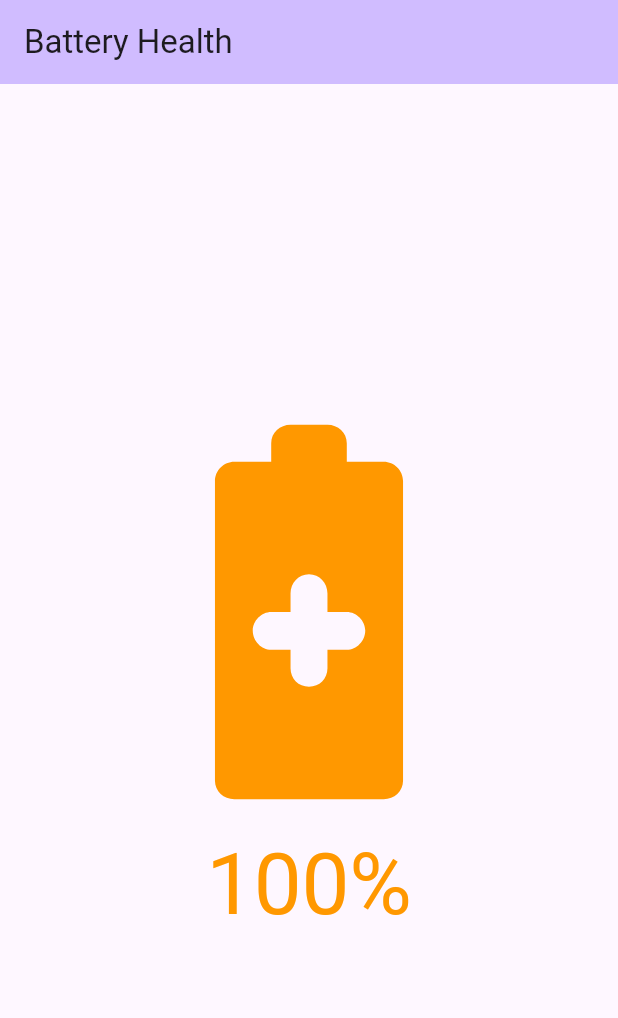
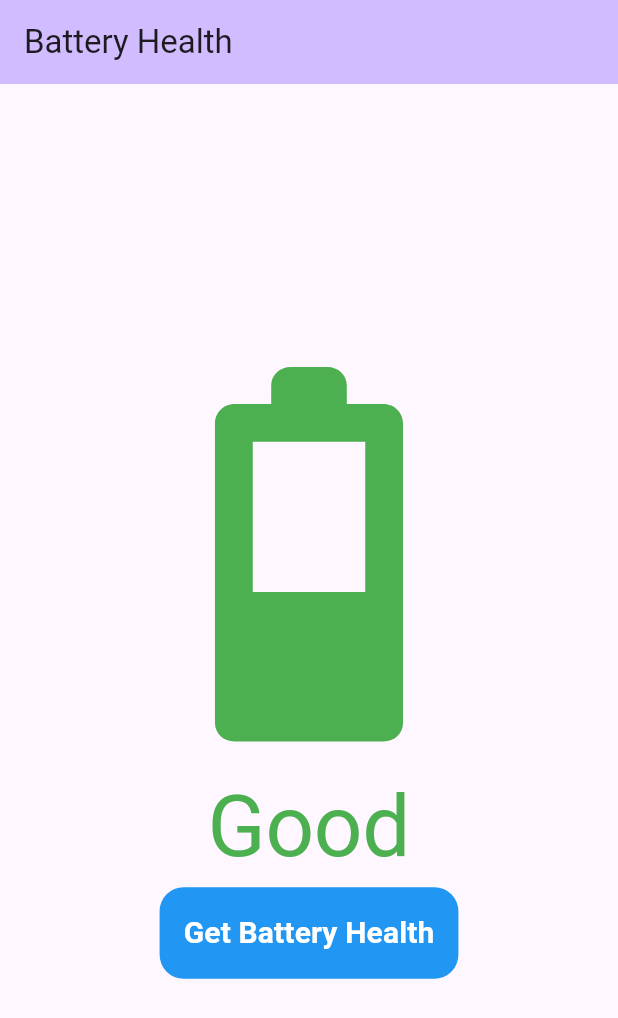
Before and after one commit to mozammal-bs23/flutter-method-channel_RnD, a Flutter app: the screen it shows after launch, on a phone screen of 412 x 824 dp. Shown: the top 1018 px of the screen. Run offline on Flutter 3.47's test engine with Material 3 defaults, Android fonts, the phone set to English and light mode, and no system bars; generated files the repository leaves out were written again.

Commit message:
feat: Added Android Method Call

```diff
--- a/lib/app/view/app.dart
+++ b/lib/app/view/app.dart
@@ -1,4 +1,4 @@
-import 'package:bettery_health/battery_heath/pages/battery_health_page.dart';
+import 'package:bettery_health/battery_heath/presentation/pages/battery_health_page.dart';
 import 'package:bettery_health/l10n/l10n.dart';
 import 'package:flutter/material.dart';
 
--- a/lib/battery_heath/pages/battery_health_page.dart
+++ /dev/null
@@ -1,68 +0,0 @@
-import 'package:bettery_health/battery_heath/value_notifier/battery_health_provider.dart';
-import 'package:flutter/material.dart';
-
-class BatteryHealthPage extends StatefulWidget {
-  const BatteryHealthPage({super.key});
-
-  @override
-  State<BatteryHealthPage> createState() => _BatteryHealthPageState();
-}
-
-class _BatteryHealthPageState extends State<BatteryHealthPage> {
-  @override
-  Widget build(BuildContext context) {
-    return Scaffold(
-      appBar: AppBar(
-        title: const Text('Battery Health'),
-      ),
-      body: Column(
-        mainAxisAlignment: MainAxisAlignment.center,
-        children: [
-          Center(
-            child: Icon(
-              _getIcon(batteryHealthProvider.value),
-              size: 300,
-              color: _getColor(batteryHealthProvider.value),
-            ),
-          ),
-          Text(
-            '100%',
-            style: Theme.of(context).textTheme.displayLarge?.copyWith(
-                  color: _getColor(batteryHealthProvider.value),
-                ),
-          ),
-        ],
-      ),
-    );
-  }
-
-  Color? _getColor(BatteryHealth batteryHealth) {
-    if (batteryHealth == BatteryHealth.emergency) {
-      return Colors.red;
-    } else if (batteryHealth == BatteryHealth.good ||
-        batteryHealth == BatteryHealth.full) {
-      return Colors.green;
-    } else if (batteryHealth == BatteryHealth.poor) {
-      return Colors.yellow;
-    } else if (batteryHealth == BatteryHealth.saver) {
-      return Colors.orange;
-    } else {
-      return null;
-    }
-  }
-
-  IconData _getIcon(BatteryHealth value) {
-    switch (value) {
-      case BatteryHealth.emergency:
-        return Icons.battery_0_bar_rounded;
-      case BatteryHealth.good:
-        return Icons.battery_3_bar_rounded;
-      case BatteryHealth.full:
-        return Icons.battery_full_rounded;
-      case BatteryHealth.poor:
-        return Icons.battery_2_bar_rounded;
-      case BatteryHealth.saver:
-        return Icons.battery_saver_rounded;
-    }
-  }
-}
--- /dev/null
+++ b/lib/battery_heath/presentation/pages/battery_health_page.dart
@@ -0,0 +1,139 @@
+import 'package:bettery_health/battery_heath/presentation/value_notifier/battery_health_provider.dart';
+import 'package:flutter/material.dart';
+import 'package:flutter/services.dart';
+
+class BatteryHealthPage extends StatefulWidget {
+  const BatteryHealthPage({super.key});
+
+  @override
+  State<BatteryHealthPage> createState() => _BatteryHealthPageState();
+}
+
+class _BatteryHealthPageState extends State<BatteryHealthPage> {
+  static const platform =
+      MethodChannel('com.example.verygoodcore.bettery_health/batteryHealth');
+
+  @override
+  Widget build(BuildContext context) {
+    return Scaffold(
+      appBar: AppBar(
+        title: const Text('Battery Health'),
+      ),
+      body: Column(
+        mainAxisAlignment: MainAxisAlignment.center,
+        children: [
+          Center(
+            child: Icon(
+              _getIcon(batteryHealthProvider.value),
+              size: 300,
+              color: _getColor(batteryHealthProvider.value),
+            ),
+          ),
+          Text(
+            _getText(batteryHealthProvider.value),
+            style: Theme.of(context).textTheme.displayLarge?.copyWith(
+                  color: _getColor(batteryHealthProvider.value),
+                ),
+          ),
+          TextButton(
+            onPressed: () async {
+              try {
+                final result = await platform.invokeMethod('getBatteryLevel');
+
+                if (result.runtimeType != double) {
+                  throw Exception(result);
+                }
+
+                final percentage = result as double;
+
+                _showSnackBar(
+                  context,
+                  'Battery level: $percentage%',
+                  Colors.green,
+                );
+
+                updateBatteryHealth(percentage);
+              } catch (e) {
+                final error = e as PlatformException;
+                _showSnackBar(context, error.message!, Colors.red);
+              }
+            },
+            child: Container(
+              decoration: BoxDecoration(
+                borderRadius: BorderRadius.circular(16),
+                color: Colors.blue,
+              ),
+              padding: const EdgeInsets.all(16),
+              child: const Text(
+                'Get Battery Health',
+                style: TextStyle(
+                  fontSize: 20,
+                  fontWeight: FontWeight.bold,
+                  color: Colors.white,
+                ),
+              ),
+            ),
+          ),
+        ],
+      ),
+    );
+  }
+
+  void _showSnackBar(BuildContext context, String e, Color color) {
+    ScaffoldMessenger.of(context).showSnackBar(
+      SnackBar(
+        content: Center(
+          child: Text(
+            e,
+            style: const TextStyle(
+              color: Colors.white,
+              fontSize: 30,
+            ),
+          ),
+        ),
+        backgroundColor: color,
+        behavior: SnackBarBehavior.floating,
+        showCloseIcon: true,
+      ),
+    );
+  }
+
+  Color? _getColor(BatteryHealth batteryHealth) {
+    if (batteryHealth == BatteryHealth.emergency) {
+      return Colors.red;
+    } else if (batteryHealth == BatteryHealth.good ||
+        batteryHealth == BatteryHealth.full) {
+      return Colors.green;
+    } else if (batteryHealth == BatteryHealth.poor) {
+      return Colors.yellow;
+    } else {
+      return null;
+    }
+  }
+
+  IconData _getIcon(BatteryHealth value) {
+    switch (value) {
+      case BatteryHealth.emergency:
+        return Icons.battery_0_bar_rounded;
+      case BatteryHealth.good:
+        return Icons.battery_3_bar_rounded;
+      case BatteryHealth.full:
+        return Icons.battery_full_rounded;
+      case BatteryHealth.poor:
+        return Icons.battery_2_bar_rounded;
+    }
+  }
+
+  String _getText(BatteryHealth value) {
+    switch (value) {
+      case BatteryHealth.emergency:
+        return 'Emergency';
+      case BatteryHealth.good:
+        return 'Good';
+      case BatteryHealth.full:
+        return 'Full';
+      case BatteryHealth.poor:
+        return 'Poor';
+    }
+  }
+}
--- /dev/null
+++ b/lib/battery_heath/presentation/value_notifier/battery_health_provider.dart
@@ -0,0 +1,24 @@
+import 'package:flutter/material.dart';
+
+enum BatteryHealth {
+  emergency,
+  poor,
+  good,
+  full,
+}
+
+final batteryHealthProvider = ValueNotifier<BatteryHealth>(BatteryHealth.good);
+
+void updateBatteryHealth(double percentage) {
+  if (percentage == 0) {
+    batteryHealthProvider.value = BatteryHealth.emergency;
+  } else if (percentage <= 10) {
+    batteryHealthProvider.value = BatteryHealth.poor;
+  } else if (percentage < 90) {
+    batteryHealthProvider.value = BatteryHealth.good;
+  } else if (percentage == 100) {
+    batteryHealthProvider.value = BatteryHealth.full;
+  } else {
+    throw Exception('Unexpected battery level: $percentage');
+  }
+}
--- a/lib/battery_heath/value_notifier/battery_health_provider.dart
+++ /dev/null
@@ -1,11 +0,0 @@
-import 'package:flutter/material.dart';
-
-enum BatteryHealth {
-  emergency,
-  poor,
-  good,
-  full,
-  saver,
-}
-
-final batteryHealthProvider = ValueNotifier<BatteryHealth>(BatteryHealth.saver);
```
Also changed, not shown: lib/battery_heath/data_source/model/ErrorModel.dart (added, +9 -0 lines), 1 other file.
